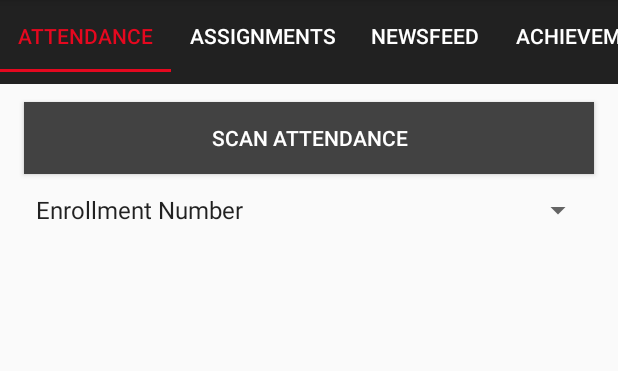
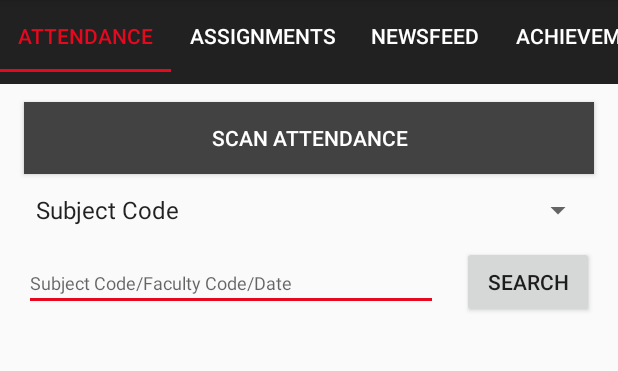
Before and after one commit to shrungBhatt/ErNexus, an Android app: the Attendance screen opened directly, with no data from a screen before it, on a phone screen of 412 x 824 dp, the part 84-455 px from its top. Run offline under Robolectric (Android 15) with nearby library versions, the phone set to English and light mode, and no system bars.

Commit message:
29/3/2017

```diff
--- a/app/src/main/java/com/example/andorid/ersnexus/userprofile/tabs/Attendance.java
+++ b/app/src/main/java/com/example/andorid/ersnexus/userprofile/tabs/Attendance.java
@@ -9,8 +9,10 @@ import android.support.v7.widget.RecyclerView;
 import android.view.LayoutInflater;
 import android.view.View;
 import android.view.ViewGroup;
+import android.widget.AdapterView;
 import android.widget.ArrayAdapter;
 import android.widget.Button;
+import android.widget.EditText;
 import android.widget.Spinner;
 import android.widget.TextView;
 
@@ -25,16 +27,25 @@ import java.util.List;
 //This class is the attendance tab in userProfileHomeActivity screen.
 
 
-public class Attendance extends Fragment {
+public class Attendance extends Fragment implements AdapterView.OnItemSelectedListener {
 
     private Button mScanAttendanceButton;
     private AttendanceAdapter mAdapter;
     private RecyclerView mAttendanceRecyclerView;
+    private int mPosition;
+    private EditText mSortAttendanceEditText;
+    private Button mSortAttendanceButton;
+    private String mErno;
+    private AttendanceLab mAttendanceLab;
+    private List<AttendanceData> mAttendanceDatas;
 
     @Override
     public View onCreateView (LayoutInflater inflater, @Nullable ViewGroup container,
                               @Nullable Bundle savedInstanceState) {
         View v = inflater.inflate(R.layout.tab_attendance, container, false);
+
+        mErno = SharedPreferences.getStoredErno(getActivity());
+        mAttendanceLab = AttendanceLab.get(getActivity());
 
         //Button used to start the scanAttendance activity.
         mScanAttendanceButton = (Button) v.findViewById(R.id.scan_attendance_button);
@@ -56,6 +67,37 @@ public class Attendance extends Fragment {
         // Apply the adapter to the spinner
         spinner.setAdapter(adapter);
 
+        spinner.setOnItemSelectedListener(this);
+
+        mSortAttendanceEditText = (EditText) v.findViewById(R.id.sort_attendance_by_editText);
+
+        mSortAttendanceButton = (Button) v.findViewById(R.id.sort_attendance_by_button);
+        mSortAttendanceButton.setOnClickListener(new View.OnClickListener() {
+            @Override
+            public void onClick (View v) {
+                switch (mPosition) {
+                    case 0:
+                        String sortSubject = mSortAttendanceEditText.getText().toString();
+                        mAttendanceDatas = mAttendanceLab.getAttendances(mErno, sortSubject);
+                        checkAndSetAdapter();
+                        break;
+                    case 1:
+                        String sortFaculty = mSortAttendanceEditText.getText().toString();
+                        mAttendanceDatas = mAttendanceLab.getAttendances(mErno, null, sortFaculty);
+                        checkAndSetAdapter();
+
+                        break;
+                    case 2:
+                        String sortDate = mSortAttendanceEditText.getText().toString();
+                        mAttendanceDatas = mAttendanceLab.getAttendances(mErno, null, null, sortDate);
+                        checkAndSetAdapter();
+                        break;
+
+                }
+
+            }
+        });
+
         //RecyclerView that displays the attendances after fetching it from the database.
         mAttendanceRecyclerView = (RecyclerView) v.findViewById(R.id.attendance_recyvlerView);
         mAttendanceRecyclerView.setLayoutManager(new LinearLayoutManager(getActivity()));
@@ -68,6 +110,25 @@ public class Attendance extends Fragment {
     public void onResume () {
         super.onResume();
         updateUI();// To update the data in recyclerView after editing the data in attendance tab.
+    }
+
+    @Override
+    public void onItemSelected (AdapterView<?> parent, View view, int position, long id) {
+        mPosition = position;
+    }
+
+    @Override
+    public void onNothingSelected (AdapterView<?> parent) {
+
+    }
+
+    private void checkAndSetAdapter () {
+        if (mAdapter == null) {
+            mAdapter = new AttendanceAdapter(mAttendanceDatas);
+            mAttendanceRecyclerView.setAdapter(mAdapter);
+        } else {
+            mAdapter.setAttendances(mAttendanceDatas);
+        }
     }
 
 
@@ -107,8 +168,7 @@ public class Attendance extends Fragment {
     //method used to initialise the adpater of the recyclerView.
     private void updateUI () {
         AttendanceLab attendanceLab = AttendanceLab.get(getActivity());
-        String erNo = SharedPreferences.getStoredErno(getActivity());
-        List<AttendanceData> attendances = attendanceLab.getAttendances(erNo);
+        List<AttendanceData> attendances = attendanceLab.getAttendances(mErno);
         if (mAdapter == null) {
             mAdapter = new AttendanceAdapter(attendances);
             mAttendanceRecyclerView.setAdapter(mAdapter);
@@ -149,4 +209,6 @@ public class Attendance extends Fragment {
             mAttendanceDatas = attendances;
         }
     }
+
+
 }
--- a/app/src/main/res/layout/tab_attendance.xml
+++ b/app/src/main/res/layout/tab_attendance.xml
@@ -7,7 +7,6 @@
         android:layout_width="match_parent"
         android:layout_height="wrap_content"
         android:orientation="vertical">
-
 
 
         <Button
@@ -35,10 +34,35 @@
 
         </Spinner>
 
+        <LinearLayout
+            android:layout_width="match_parent"
+            android:layout_height="wrap_content"
+            android:orientation="horizontal"
+            android:layout_marginBottom="@dimen/layout_marginBottom"
+            android:layout_marginLeft="@dimen/layout_marginLeft"
+            android:layout_marginRight="@dimen/layout_marginRight">
+
+            <EditText
+                android:id="@+id/sort_attendance_by_editText"
+                android:layout_weight="1"
+                android:layout_width="0dp"
+                android:layout_height="wrap_content"
+                android:hint="Subject Code/Faculty Code/Date"
+                android:layout_marginRight="@dimen/layout_marginRight"
+                android:textSize="12sp"/>
+
+            <Button
+                android:id="@+id/sort_attendance_by_button"
+                android:layout_width="wrap_content"
+                android:layout_height="wrap_content"
+                android:text="Search"/>
+
+        </LinearLayout>
+
         <android.support.v7.widget.RecyclerView
             android:id="@+id/attendance_recyvlerView"
             android:layout_width="match_parent"
-            android:layout_height="wrap_content"
+            android:layout_height="match_parent"
             android:layout_marginBottom="@dimen/layout_marginBottom"
             android:layout_marginLeft="@dimen/layout_marginLeft"
             android:layout_marginRight="@dimen/layout_marginRight"
--- a/app/src/main/res/values/strings.xml
+++ b/app/src/main/res/values/strings.xml
@@ -25,7 +25,6 @@
     <string name="scan_attendance">Scan Attendance</string>
     <string name="scan_qr_code">Scan QR Code</string>
     <string-array name="sort_attendance_by">
-        <item>Enrollment Number</item>
         <item>Subject Code</item>
         <item>Faculty Code</item>
         <item>Date</item>
```
Also changed, not shown: app/src/main/java/com/example/andorid/ersnexus/database/attendance/AttendanceLab.java (+62 -0 lines).
